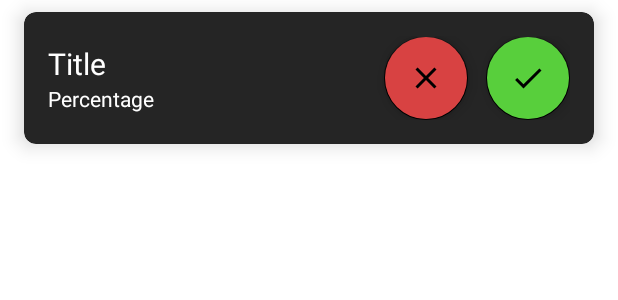
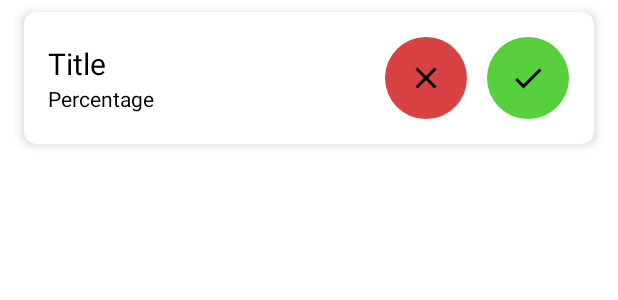
Before and after one commit to prateekthakur272/bunkmate-attandance-tracker, an Android app: the layout item_layout.xml on its own in the app's theme, with its tools: preview values and no code run, on a phone screen of 412 x 824 dp. Shown: the top 300 px of the screen. Run offline under Robolectric (Android 15) with nearby library versions, the phone set to English and light mode, and no system bars.

Commit message:
adds light theme

```diff
--- a/app/src/main/res/layout/activity_item.xml
+++ b/app/src/main/res/layout/activity_item.xml
@@ -12,7 +12,7 @@
         android:layout_height="wrap_content"
         android:layout_margin="16dp"
         app:cardCornerRadius="16dp"
-        app:cardBackgroundColor="@color/shadow_black"
+        app:cardBackgroundColor="?attr/cardBackgroundColor"
         app:cardElevation="8dp"
         app:layout_constraintEnd_toEndOf="parent"
         app:layout_constraintStart_toStartOf="parent"
@@ -49,7 +49,6 @@
                 android:layout_height="wrap_content"
                 android:layout_marginTop="16dp"
                 android:text="@string/total_lectures_attended"
-                android:textColor="@color/white"
                 android:textSize="18sp"
                 app:layout_constraintEnd_toEndOf="parent"
                 app:layout_constraintStart_toStartOf="parent"
@@ -61,7 +60,6 @@
                 android:layout_height="wrap_content"
                 android:layout_marginTop="16dp"
                 android:text="@string/total_lectures_conducted"
-                android:textColor="@color/white"
                 android:textSize="18sp"
                 app:layout_constraintEnd_toEndOf="parent"
                 app:layout_constraintStart_toStartOf="parent"
--- a/app/src/main/res/layout/item_layout.xml
+++ b/app/src/main/res/layout/item_layout.xml
@@ -7,9 +7,9 @@
     android:layout_height="wrap_content"
     android:layout_marginHorizontal="16dp"
     android:layout_marginVertical="8dp"
-    app:cardBackgroundColor="@color/shadow_black"
+    app:cardBackgroundColor="?attr/cardBackgroundColor"
     app:cardCornerRadius="8dp"
-    app:cardElevation="8dp">
+    app:cardElevation="4dp">
 
     <RelativeLayout
         android:layout_width="match_parent"
@@ -29,7 +29,6 @@
                 android:layout_height="wrap_content"
                 android:maxWidth="180dp"
                 android:text="@string/title"
-                android:textColor="@color/white"
                 android:textSize="20sp" />
 
             <TextView
@@ -38,7 +37,6 @@
                 android:layout_height="wrap_content"
                 android:maxWidth="180dp"
                 android:text="@string/percentage"
-                android:textColor="@color/white"
                 android:textSize="14sp" />
 
         </LinearLayout>
@@ -53,9 +51,10 @@
             android:backgroundTint="@color/red"
             android:contentDescription="@string/press_if_not_attended"
             android:src="@drawable/ic_clear"
-            app:backgroundTint="@color/black"
+            app:backgroundTint="?attr/cardBackgroundColor"
             app:rippleColor="@color/white"
-            tools:ignore="RelativeOverlap" />
+            tools:ignore="RelativeOverlap"
+            app:elevation="0dp"/>
 
         <com.google.android.material.floatingactionbutton.FloatingActionButton
             android:id="@+id/button_mark"
@@ -66,8 +65,10 @@
             android:backgroundTint="@color/green"
             android:contentDescription="@string/press_if_attended"
             android:src="@drawable/ic_done"
-            app:backgroundTint="@color/black"
-            app:rippleColor="@color/white" />
+            app:backgroundTint="?attr/cardBackgroundColor"
+            app:rippleColor="@color/white"
+            app:elevation="0dp"
+            />
 
     </RelativeLayout>
 
--- a/app/src/main/res/values-night/themes.xml
+++ b/app/src/main/res/values-night/themes.xml
@@ -9,5 +9,6 @@
         <item name="android:statusBarColor">?attr/colorPrimaryVariant</item>
         <!-- Customize your theme here. -->
         <item name="android:textColor">@color/white</item>
+        <item name="cardBackgroundColor">@color/shadow_black</item>
     </style>
 </resources>
--- a/app/src/main/res/values/colors.xml
+++ b/app/src/main/res/values/colors.xml
@@ -2,7 +2,6 @@
 <resources>
     <color name="black">#FF000000</color>
     <color name="shadow_black">#252525</color>
-    <color name="shadow_white">#494949</color>
     <color name="red">#D84242</color>
     <color name="green">#58CF3C</color>
     <color name="white">#FFFFFFFF</color>
--- a/app/src/main/res/values/themes.xml
+++ b/app/src/main/res/values/themes.xml
@@ -9,5 +9,6 @@
         <item name="android:statusBarColor">?attr/colorPrimaryVariant</item>
         <!-- Customize your theme here. -->
         <item name="android:textColor">@color/black</item>
+        <item name="cardBackgroundColor">@color/white</item>
     </style>
 </resources>
```
